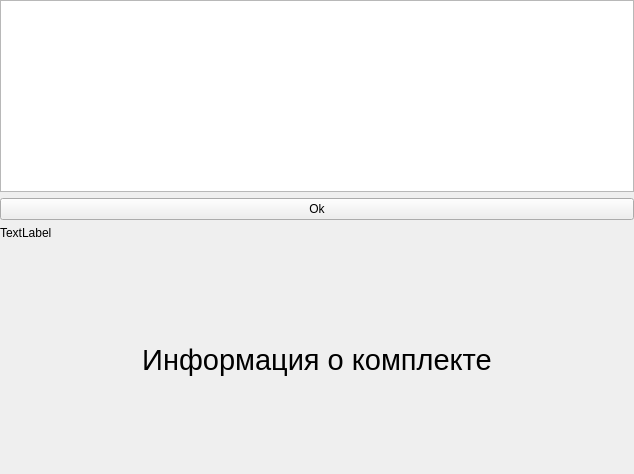
Qt form usb_notifier/Widget.ui (gcf89/qt) before a commit.
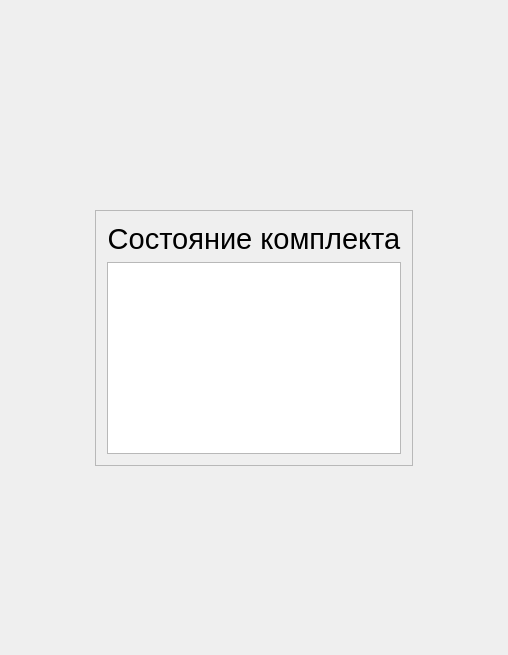
The same form after that commit. Icons and pictures are not drawn.

Commit message: usb_notifier: new gui

The edit to the form file:
```diff
--- a/usb_notifier/Widget.ui
+++ b/usb_notifier/Widget.ui
@@ -6,14 +6,14 @@
    <rect>
     <x>0</x>
     <y>0</y>
-    <width>634</width>
-    <height>474</height>
+    <width>508</width>
+    <height>655</height>
    </rect>
   </property>
   <property name="windowTitle">
    <string>USB Notifier</string>
   </property>
-  <layout class="QVBoxLayout" name="verticalLayout_2">
+  <layout class="QVBoxLayout" name="verticalLayout_3">
    <property name="leftMargin">
     <number>0</number>
    </property>
@@ -26,31 +26,6 @@
    <property name="bottomMargin">
     <number>0</number>
    </property>
-   <item>
-    <layout class="QVBoxLayout" name="verticalLayout">
-     <item>
-      <widget class="QTextEdit" name="textEdit">
-       <property name="readOnly">
-        <bool>true</bool>
-       </property>
-      </widget>
-     </item>
-     <item>
-      <widget class="QPushButton" name="pushButton">
-       <property name="text">
-        <string>Ok</string>
-       </property>
-      </widget>
-     </item>
-     <item>
-      <widget class="QLabel" name="label">
-       <property name="text">
-        <string>TextLabel</string>
-       </property>
-      </widget>
-     </item>
-    </layout>
-   </item>
    <item>
     <spacer name="verticalSpacer">
      <property name="orientation">
@@ -59,7 +34,7 @@
      <property name="sizeHint" stdset="0">
       <size>
        <width>20</width>
-       <height>74</height>
+       <height>48</height>
       </size>
      </property>
     </spacer>
@@ -80,19 +55,70 @@
       </spacer>
      </item>
      <item>
-      <widget class="QLabel" name="labelWarn">
-       <property name="font">
-        <font>
-         <pointsize>22</pointsize>
-        </font>
-       </property>
-       <property name="text">
-        <string>&lt;html&gt;&lt;head/&gt;&lt;body&gt;&lt;p&gt;Информация о комплекте&lt;/p&gt;&lt;/body&gt;&lt;/html&gt;</string>
-       </property>
-       <property name="alignment">
-        <set>Qt::AlignCenter</set>
-       </property>
-      </widget>
+      <layout class="QVBoxLayout" name="verticalLayout_2">
+       <item>
+        <widget class="QLabel" name="labelPic">
+         <property name="text">
+          <string/>
+         </property>
+         <property name="pixmap">
+          <pixmap resource="resources.qrc">:/icons/lock-xxl.png</pixmap>
+         </property>
+         <property name="scaledContents">
+          <bool>false</bool>
+         </property>
+         <property name="alignment">
+          <set>Qt::AlignCenter</set>
+         </property>
+        </widget>
+       </item>
+       <item>
+        <widget class="QFrame" name="frame">
+         <property name="styleSheet">
+          <string notr="true"/>
+         </property>
+         <property name="frameShape">
+          <enum>QFrame::StyledPanel</enum>
+         </property>
+         <layout class="QVBoxLayout" name="verticalLayout">
+          <property name="leftMargin">
+           <number>11</number>
+          </property>
+          <property name="topMargin">
+           <number>11</number>
+          </property>
+          <property name="rightMargin">
+           <number>11</number>
+          </property>
+          <property name="bottomMargin">
+           <number>11</number>
+          </property>
+          <item>
+           <widget class="QLabel" name="labelTop">
+            <property name="font">
+             <font>
+              <pointsize>22</pointsize>
+             </font>
+            </property>
+            <property name="text">
+             <string>Состояние комплекта</string>
+            </property>
+            <property name="alignment">
+             <set>Qt::AlignCenter</set>
+            </property>
+           </widget>
+          </item>
+          <item>
+           <widget class="QTextEdit" name="textEdit">
+            <property name="readOnly">
+             <bool>true</bool>
+            </property>
+           </widget>
+          </item>
+         </layout>
+        </widget>
+       </item>
+      </layout>
      </item>
      <item>
       <spacer name="horizontalSpacer_2">
@@ -117,7 +143,7 @@
      <property name="sizeHint" stdset="0">
       <size>
        <width>20</width>
-       <height>74</height>
+       <height>48</height>
       </size>
      </property>
     </spacer>
```
Left out of the diff: 12 changed lines with no effect on the pictures. The commit also changes 5 other files.
